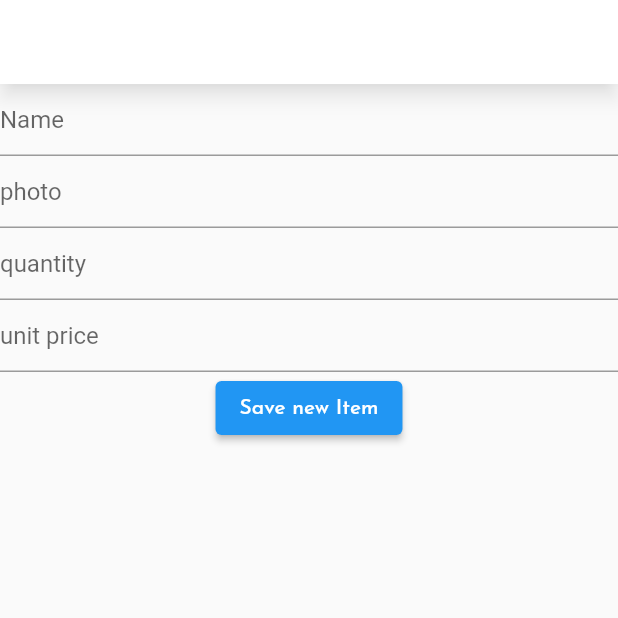
After one commit to Sijankhadk65/Sigma, a Flutter app: the AddStockItem screen opened directly, after a tap on "Save new Item", on a phone screen of 412 x 824 dp, the top half of it. The commit adds this screen. Run offline on Flutter 3.47's test engine with Material 2 defaults, Android fonts, the phone set to English and light mode, and no system bars; our stand-ins replace built_collection, built_value, google_fonts, rxdart; missing offline and left inert: web_date_picker.

Commit message:
Sales and Stocks Added

```diff
--- /dev/null
+++ b/lib/src/bloc/inventory_bloc.dart
@@ -0,0 +1,50 @@
+import 'package:rxdart/rxdart.dart';
+import 'package:sigma_app/src/bloc/login_bloc.dart';
+import 'package:sigma_app/src/models/stock_item.dart';
+import 'package:sigma_app/src/server/repository.dart';
+
+class InventoryBloc {
+  final _repo = Repository();
+
+  final BehaviorSubject<List<StockItem>> _stockItemsSubject =
+      BehaviorSubject<List<StockItem>>();
+  Stream<List<StockItem>> get stockItems => _stockItemsSubject.stream;
+  Function(List<StockItem>) get changeStockItems => _stockItemsSubject.sink.add;
+
+  // New Stock Item
+
+  final BehaviorSubject<String> _itemNameSubject = BehaviorSubject<String>();
+  Stream<String> get itemName => _itemNameSubject.stream;
+  Function(String) get changeItemName => _itemNameSubject.sink.add;
+
+  final BehaviorSubject<String> _quantitySubject = BehaviorSubject<String>();
+  Stream<String> get quantity => _quantitySubject.stream;
+  Function(String) get changequantity => _quantitySubject.sink.add;
+
+  final BehaviorSubject<String> _itemUnitPriceSubject =
+      BehaviorSubject<String>();
+  Stream<String> get itemUnitPrice => _itemUnitPriceSubject.stream;
+  Function(String) get changeitemUnitPrice => _itemUnitPriceSubject.sink.add;
+
+  final BehaviorSubject<String> _itemPhotoUriSubject =
+      BehaviorSubject<String>();
+  Stream<String> get itemPhotoUri => _itemPhotoUriSubject.stream;
+  Function(String) get changeitemPhotoUri => _itemPhotoUriSubject.sink.add;
+
+  void dispose() {}
+
+  void createStockItem() {
+    final userID = LoginBloc.instance.loggedUser!.id;
+    final newStockItem = StockItem(
+      (sI) => sI
+        ..center_id = "01"
+        ..created_at = DateTime.now().toString()
+        ..created_by = userID
+        ..item_name = _itemNameSubject.value
+        ..item_photo_uri = _itemPhotoUriSubject.value
+        ..quantity = int.parse(_quantitySubject.value)
+        ..unit_price = double.parse(_itemUnitPriceSubject.value),
+    );
+    _repo.postStockItem(newStockItem).listen((newItem_stock) {});
+  }
+}
--- /dev/null
+++ b/lib/src/models/sales_item.dart
@@ -0,0 +1,38 @@
+import 'package:built_value/built_value.dart';
+import 'package:built_value/serializer.dart';
+import 'package:sigma_app/src/models/serializer.dart';
+
+part 'sales_item.g.dart';
+
+abstract class SalesItem implements Built<SalesItem, SalesItemBuilder> {
+  String? get id;
+  String get center_id;
+  String get created_at;
+  String get item_name;
+  String get item_id;
+  String get item_photo_uri;
+  int get quantity;
+  double get unit_price;
+  double get total;
+  String get sales_id;
+
+  SalesItem._();
+  static Serializer<SalesItem> get serializer => _$salesItemSerializer;
+  factory SalesItem([void Function(SalesItemBuilder) updates]) = _$SalesItem;
+
+  static SalesItem parseJsonToExpense(Map<String, dynamic> json) =>
+      jsonSerializer.deserializeWith(serializer, json)!;
+
+  static Map<String, dynamic> parseExpenseToJson(SalesItem salesItem) => {
+        "id": salesItem.id,
+        "center_id": salesItem.center_id,
+        "created_at": salesItem.created_at,
+        "item_name": salesItem.item_name,
+        "item_id": salesItem.item_id,
+        "item_photo_uri": salesItem.item_photo_uri,
+        "quantity": salesItem.quantity,
+        "unit_price": salesItem.unit_price,
+        "total": salesItem.total,
+        "sales_id": salesItem.sales_id,
+      };
+}
--- a/lib/src/models/serializer.dart
+++ b/lib/src/models/serializer.dart
@@ -6,6 +6,9 @@ import 'package:built_collection/built_collection.dart';
 import 'package:sigma_app/src/models/customer.dart';
 import 'package:sigma_app/src/models/expense.dart';
 import 'package:sigma_app/src/models/issue.dart';
+import 'package:sigma_app/src/models/sales.dart';
+import 'package:sigma_app/src/models/sales_item.dart';
+import 'package:sigma_app/src/models/stock_item.dart';
 import 'package:sigma_app/src/models/ticket.dart';
 import 'package:sigma_app/src/models/transaction.dart';
 import 'package:sigma_app/src/models/user.dart';
@@ -22,6 +25,9 @@ part 'serializer.g.dart';
     Transaction,
     User,
     Expense,
+    Sales,
+    SalesItem,
+    StockItem,
   ],
 )
 final Serializers serializers = _$serializers;
--- /dev/null
+++ b/lib/src/models/stock_item.dart
@@ -0,0 +1,35 @@
+import 'package:built_value/built_value.dart';
+import 'package:built_value/serializer.dart';
+import 'package:sigma_app/src/models/serializer.dart';
+
+part 'stock_item.g.dart';
+
+abstract class StockItem implements Built<StockItem, StockItemBuilder> {
+  String? get id;
+  String get center_id;
+  String get created_at;
+  String get created_by;
+  double get unit_price;
+  int get quantity;
+  String get item_name;
+  String get item_photo_uri;
+
+  StockItem._();
+  static Serializer<StockItem> get serializer => _$stockItemSerializer;
+
+  factory StockItem([void Function(StockItemBuilder) updates]) = _$StockItem;
+
+  static StockItem parseJsonToStockItem(Map<String, dynamic> json) =>
+      jsonSerializer.deserializeWith(serializer, json)!;
+
+  static Map<String, dynamic> parseStockItemToJson(StockItem stockItem) => {
+        "id": stockItem.id,
+        "center_id": stockItem.center_id,
+        "created_at": stockItem.created_at,
+        "created_by": stockItem.created_by,
+        "unit_price": stockItem.unit_price,
+        "quantity": stockItem.quantity,
+        "item_name": stockItem.item_name,
+        "item_photo_uri": stockItem.item_photo_uri,
+      };
+}
--- /dev/null
+++ b/lib/src/screen/add_stock_item.dart
@@ -0,0 +1,64 @@
+import 'package:flutter/material.dart';
+import 'package:flutter/src/widgets/container.dart';
+import 'package:flutter/src/widgets/framework.dart';
+import 'package:provider/provider.dart';
+import 'package:sigma_app/src/bloc/inventory_bloc.dart';
+
+class AddStockItem extends StatefulWidget {
+  const AddStockItem({super.key});
+
+  @override
+  State<AddStockItem> createState() => _AddStockItemState();
+}
+
+class _AddStockItemState extends State<AddStockItem> {
+  InventoryBloc? _inventoryBloc;
+  @override
+  void didChangeDependencies() {
+    super.didChangeDependencies();
+    _inventoryBloc = Provider.of<InventoryBloc>(context);
+  }
+
+  @override
+  Widget build(BuildContext context) {
+    return Scaffold(
+      appBar: AppBar(),
+      body: Center(
+        child: Column(
+          children: [
+            TextField(
+              onChanged: _inventoryBloc!.changeItemName,
+              decoration: const InputDecoration(
+                hintText: "Name",
+              ),
+            ),
+            TextField(
+              onChanged: _inventoryBloc!.changeitemPhotoUri,
+              decoration: const InputDecoration(
+                hintText: "photo",
+              ),
+            ),
+            TextField(
+              onChanged: _inventoryBloc!.changequantity,
+              decoration: const InputDecoration(
+                hintText: "quantity",
+              ),
+            ),
+            TextField(
+              onChanged: _inventoryBloc!.changeitemUnitPrice,
+              decoration: const InputDecoration(
+                hintText: "unit price",
+              ),
+            ),
+            ElevatedButton(
+              onPressed: () {
+                _inventoryBloc!.createStockItem();
+              },
+              child: const Text("Save new Item"),
+            ),
+          ],
+        ),
+      ),
+    );
+  }
+}
```
Also changed, not shown: lib/src/bloc/sales_bloc.dart (added, +30 -0 lines), lib/src/home.dart (+10 -0 lines), lib/src/models/sales.dart (added, +32 -0 lines), lib/src/screen/sales_screen.dart (added, +17 -0 lines), lib/src/screen/stock_items_screen.dart (added, +38 -0 lines), lib/src/server/http_provider.dart (+29 -0 lines), lib/src/server/repository.dart (+37 -0 lines), lib/src/widgets/nav_bar.dart (+14 -0 lines), lib/src/models/sales.g.dart (added), lib/src/models/sales_item.g.dart (added), lib/src/models/serializer.g.dart, lib/src/models/stock_item.g.dart (added).
